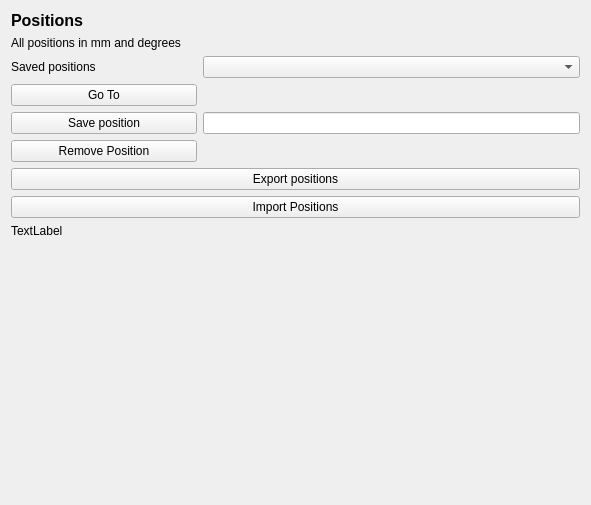
First picture: the form in fibsem/ui/qtdesigner_files/FibsemPositionsWidget.ui, repository DeMarcoLab/fibsem, before the edit.
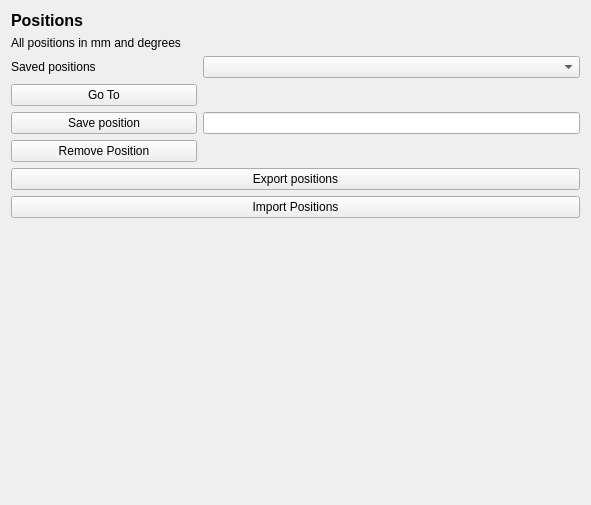
Second picture: the form after the edit.

The edit to the form file:
```diff
--- a/fibsem/ui/qtdesigner_files/FibsemPositionsWidget.ui
+++ b/fibsem/ui/qtdesigner_files/FibsemPositionsWidget.ui
@@ -103,10 +103,10 @@
      </property>
     </widget>
    </item>
-   <item row="8" column="0" colspan="2">
+   <item row="8" column="0" colspan="3">
     <widget class="QLabel" name="label_minimap">
      <property name="text">
-      <string>TextLabel</string>
+      <string/>
      </property>
     </widget>
    </item>
```
